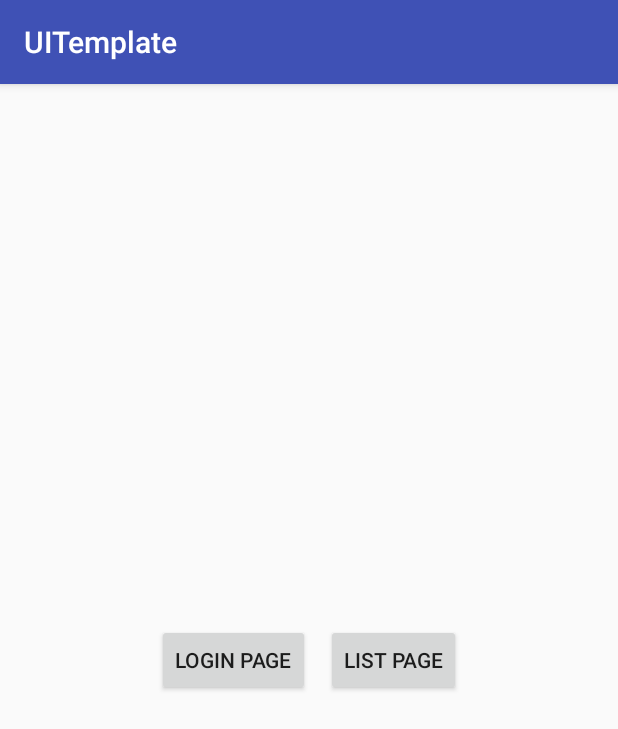
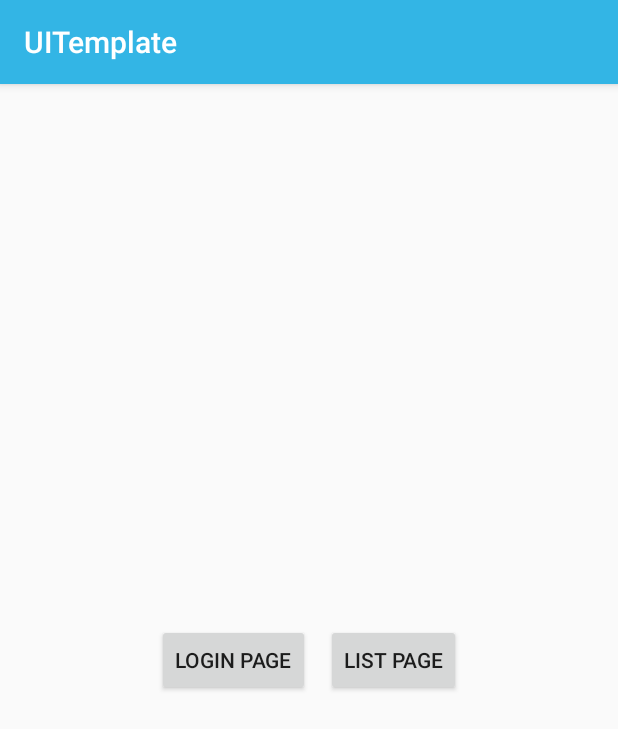
Before and after one commit to gameraroma/ui-template-android, an Android app: the screen it shows after launch (HomeActivity), on a phone screen of 412 x 824 dp. Shown: the top 729 px of the screen. Run offline under Robolectric (Android 15) with nearby library versions, the light colour scheme and no system bars.

Commit message:
change theme

```diff
--- a/app/src/main/AndroidManifest.xml
+++ b/app/src/main/AndroidManifest.xml
@@ -17,7 +17,8 @@
             </intent-filter>
         </activity>
         <activity android:name=".LoginPageListActivity" />
-        <activity android:name=".exampleviews.LoginLightActivity"></activity>
+        <activity
+            android:name=".exampleviews.LoginLightActivity" />
     </application>
 
 </manifest>
--- a/app/src/main/res/values/styles.xml
+++ b/app/src/main/res/values/styles.xml
@@ -3,9 +3,9 @@
     <!-- Base application theme. -->
     <style name="AppTheme" parent="Theme.AppCompat.Light.DarkActionBar">
         <!-- Customize your theme here. -->
-        <item name="colorPrimary">@color/colorPrimary</item>
-        <item name="colorPrimaryDark">@color/colorPrimaryDark</item>
-        <item name="colorAccent">@color/colorAccent</item>
+        <item name="colorPrimary">@android:color/holo_blue_light</item>
+        <item name="colorPrimaryDark">@android:color/holo_blue_dark</item>
+        <item name="colorAccent">@android:color/holo_orange_dark</item>
     </style>
 
 </resources>
```
